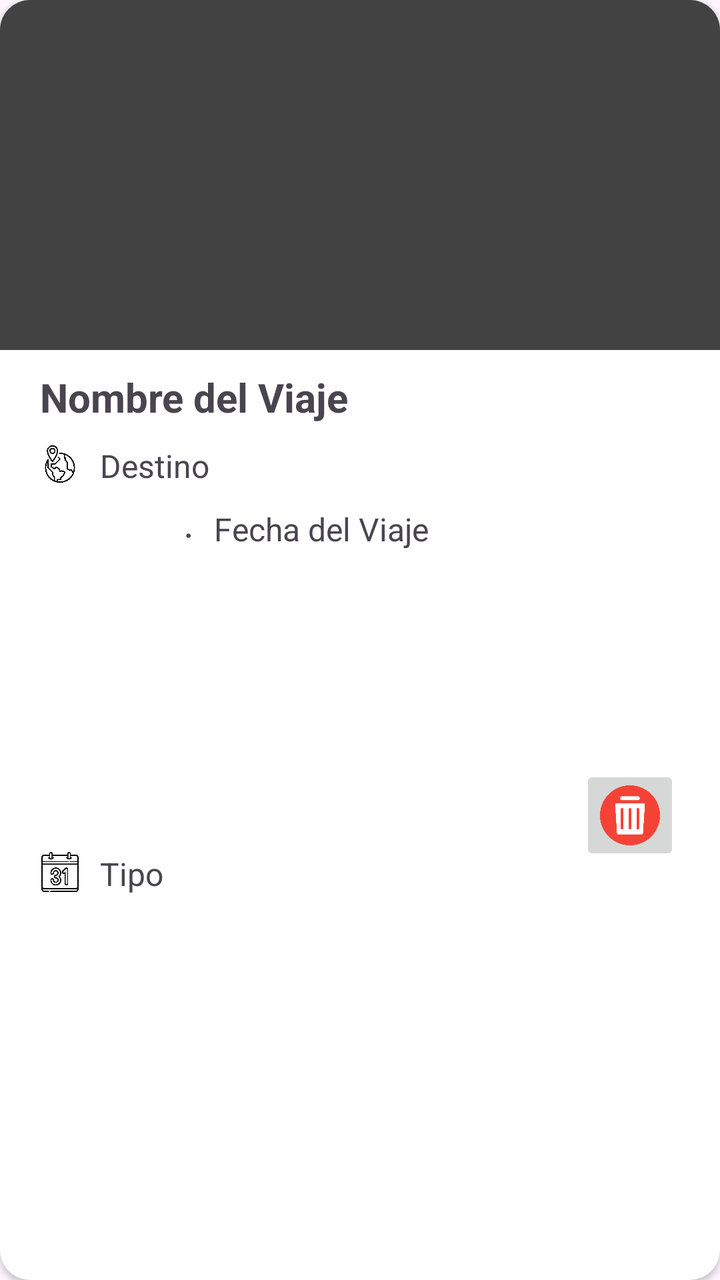
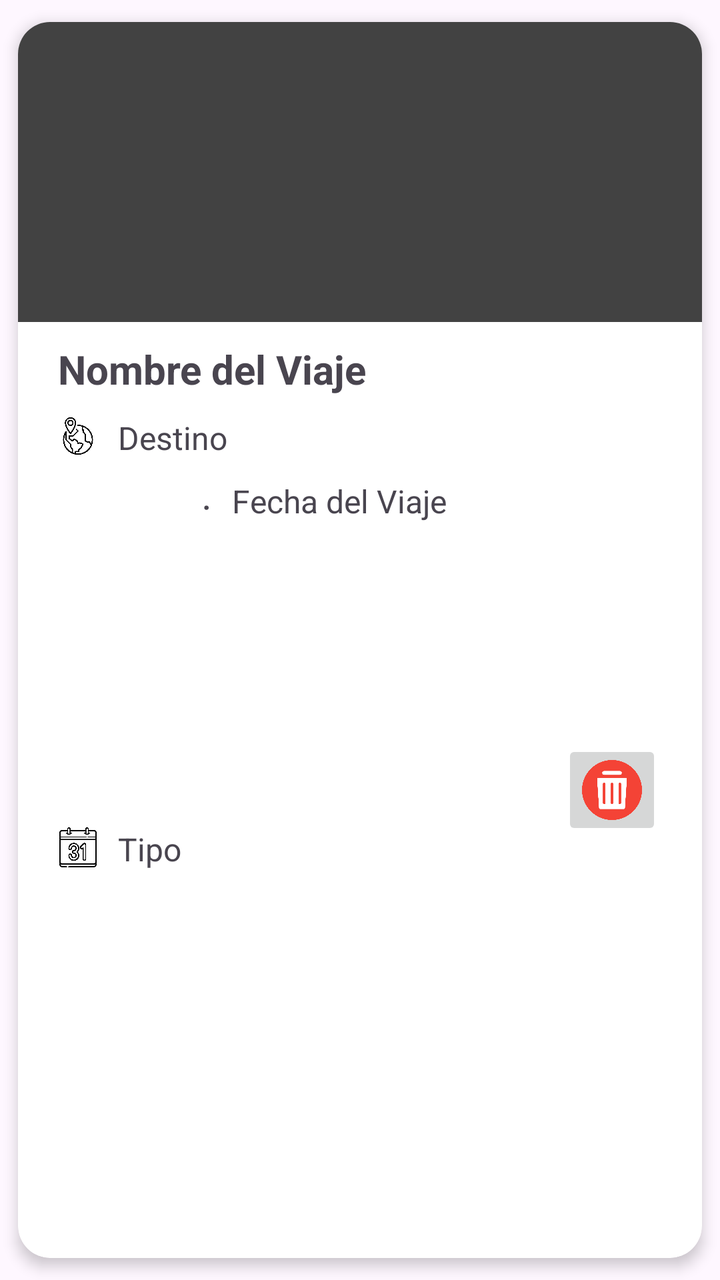

Screens rendered from an Android XML layout before and after an edit, with the pre-edit source and the edit as a unified diff.
<!-- AndroidManifest.xml: application theme Theme.T9_a2_Dura_Marcos -->
<!-- res/layout/item_viaje.xml -->
<?xml version="1.0" encoding="utf-8"?>
<androidx.cardview.widget.CardView xmlns:android="http://schemas.android.com/apk/res/android"
    android:layout_width="match_parent"
    android:layout_height="wrap_content"
    xmlns:app="http://schemas.android.com/apk/res-auto"
    app:cardCornerRadius="15dp">

    <androidx.constraintlayout.widget.ConstraintLayout
        android:layout_width="match_parent"
        android:layout_height="match_parent">

        <ImageView
            android:id="@+id/ivViaje"
            android:layout_width="match_parent"
            android:layout_height="@dimen/heightImgViaje"
            app:layout_constraintStart_toStartOf="parent"
            app:layout_constraintTop_toTopOf="parent"
            app:layout_constraintEnd_toEndOf="parent"
            android:src="@color/cardview_dark_background"
            android:contentDescription="@string/txtContDescriptionIvViaje"
            />

        <TextView
            android:id="@+id/tvNombreViaje"
            android:layout_width="wrap_content"
            android:layout_height="wrap_content"
            app:layout_constraintStart_toStartOf="parent"
            app:layout_constraintTop_toBottomOf="@id/ivViaje"
            android:layout_marginTop="10dp"
            android:layout_marginStart="20dp"
            android:text="@string/txtTvNombreViaje"
            android:textSize="20sp"
            android:textStyle="bold"
            />

        <ImageView
            android:id="@+id/ivIconaViaje"
            android:layout_width="@dimen/icViaje"
            android:layout_height="@dimen/icViaje"
            app:layout_constraintStart_toStartOf="parent"
            app:layout_constraintTop_toBottomOf="@id/tvNombreViaje"
            android:layout_marginTop="10dp"
            android:layout_marginStart="20dp"
            android:src="@drawable/ic_destino"
            android:contentDescription="@string/txtContentDescriptionIvDestino"
            />

        <TextView
            android:id="@+id/tvNombreDestino"
            android:layout_width="wrap_content"
            android:layout_height="wrap_content"
            app:layout_constraintStart_toEndOf="@id/ivIconaViaje"
            app:layout_constraintTop_toBottomOf="@id/tvNombreViaje"
            android:text="@string/txtTvNombreDestino"
            android:layout_marginTop="10dp"
            android:layout_marginStart="10dp"
            android:textSize="16sp"
            />

        <ImageView
            android:id="@+id/ivIconaCalendario"
            android:layout_width="@dimen/icViaje"
            android:layout_height="@dimen/icViaje"
            app:layout_constraintStart_toStartOf="parent"
            app:layout_constraintTop_toBottomOf="@id/ivIconaViaje"
            app:layout_constraintBottom_toBottomOf="parent"
            android:layout_marginTop="10dp"
            android:layout_marginStart="20dp"
            android:layout_marginBottom="20dp"
            android:src="@drawable/ic_calendario"
            android:contentDescription="@string/txtContentDescriptionIvCalendario"
            />

        <TextView
            android:id="@+id/tvNombreTipo"
            android:layout_width="wrap_content"
            android:layout_height="wrap_content"
            app:layout_constraintStart_toEndOf="@id/ivIconaCalendario"
            app:layout_constraintEnd_toStartOf="@id/tvAux"
            app:layout_constraintTop_toBottomOf="@id/tvNombreDestino"
            app:layout_constraintBottom_toBottomOf="parent"
            android:text="@string/txtTvTipo"
            android:layout_marginTop="10dp"
            android:layout_marginStart="10dp"
            android:layout_marginBottom="20dp"
            android:textSize="16sp"
            />

        <TextView
            android:id="@+id/tvAux"
            android:layout_width="wrap_content"
            android:layout_height="wrap_content"
            app:layout_constraintStart_toEndOf="@id/tvNombreTipo"
            app:layout_constraintTop_toBottomOf="@id/tvNombreDestino"
            app:layout_constraintEnd_toStartOf="@id/tvCalendario"
            android:text="@string/txtTvAux"
            android:layout_marginTop="10dp"
            android:layout_marginStart="10dp"
            android:layout_marginBottom="20dp"
            android:textSize="20sp"
            />

        <TextView
            android:id="@+id/tvCalendario"
            android:layout_width="wrap_content"
            android:layout_height="wrap_content"
            app:layout_constraintStart_toEndOf="@id/tvAux"
            app:layout_constraintTop_toBottomOf="@id/tvNombreDestino"
            android:text="@string/txtTvCalendario"
            android:layout_marginTop="10dp"
            android:layout_marginStart="10dp"
            android:textSize="16sp"
            />

        <ImageButton
            android:id="@+id/btmEliminarViaje"
            android:layout_width="@dimen/imgEliminar"
            android:layout_height="@dimen/imgEliminar"
            app:layout_constraintEnd_toEndOf="parent"
            app:layout_constraintTop_toBottomOf="@id/ivViaje"
            app:layout_constraintBottom_toBottomOf="parent"
            android:layout_margin="20dp"
            android:src="@drawable/ic_eliminar"
            android:scaleType="centerCrop"
            android:contentDescription="@string/txtContentDescriptionIbBtnEliminar"
            />

    </androidx.constraintlayout.widget.ConstraintLayout>

</androidx.cardview.widget.CardView>
<!-- resources referenced by this layout -->
<resources>
  <dimen name="heightImgViaje">175dp</dimen>
  <dimen name="icViaje">20</dimen>
  <dimen name="imgEliminar">50dp</dimen>
  <!-- drawable ic_calendario: png bitmap (drawable, 17995 bytes) -->
  <!-- drawable ic_destino: png bitmap (drawable, 19312 bytes) -->
  <!-- drawable ic_eliminar: png bitmap (drawable, 17852 bytes) -->
  <string name="txtContDescriptionIvViaje">Imagen del viaje</string>
  <string name="txtContentDescriptionIbBtnEliminar">Icono de eliminar destino</string>
  <string name="txtContentDescriptionIvCalendario">Icono de un calendario</string>
  <string name="txtContentDescriptionIvDestino">Imagen del destino</string>
  <string name="txtTvAux">·</string>
  <string name="txtTvCalendario">Fecha del Viaje</string>
  <string name="txtTvNombreDestino">Destino</string>
  <string name="txtTvNombreViaje">Nombre del Viaje</string>
  <string name="txtTvTipo">Tipo</string>
  <style name="Theme.T9_a2_Dura_Marcos" parent="Base.Theme.T9_a2_Dura_Marcos" />
  <style name="Base.Theme.T9_a2_Dura_Marcos" parent="Theme.Material3.DayNight.NoActionBar">
          
          
      </style>
</resources>

<!-- the commit's change to res/layout/item_viaje.xml (unified diff, before → after) -->
@@ -3,7 +3,9 @@
     android:layout_width="match_parent"
     android:layout_height="wrap_content"
     xmlns:app="http://schemas.android.com/apk/res-auto"
-    app:cardCornerRadius="15dp">
+    app:cardCornerRadius="16dp"
+    app:cardElevation="4dp"
+    app:cardUseCompatPadding="true">
 
     <androidx.constraintlayout.widget.ConstraintLayout
         android:layout_width="match_parent"
@@ -113,7 +115,7 @@
             />
 
         <ImageButton
-            android:id="@+id/btmEliminarViaje"
+            android:id="@+id/btnEliminarViaje"
             android:layout_width="@dimen/imgEliminar"
             android:layout_height="@dimen/imgEliminar"
             app:layout_constraintEnd_toEndOf="parent"
<!-- resource entries referenced after the edit -->
@@ -1,7 +1,7 @@
 <!-- resources referenced by this layout -->
 <resources>
-  <dimen name="heightImgViaje">175dp</dimen>
-  <dimen name="icViaje">20</dimen>
+  <dimen name="heightImgViaje">150dp</dimen>
+  <dimen name="icViaje">20dp</dimen>
   <dimen name="imgEliminar">50dp</dimen>
   <!-- drawable ic_calendario: png bitmap (drawable, 17995 bytes) -->
   <!-- drawable ic_destino: png bitmap (drawable, 19312 bytes) -->
